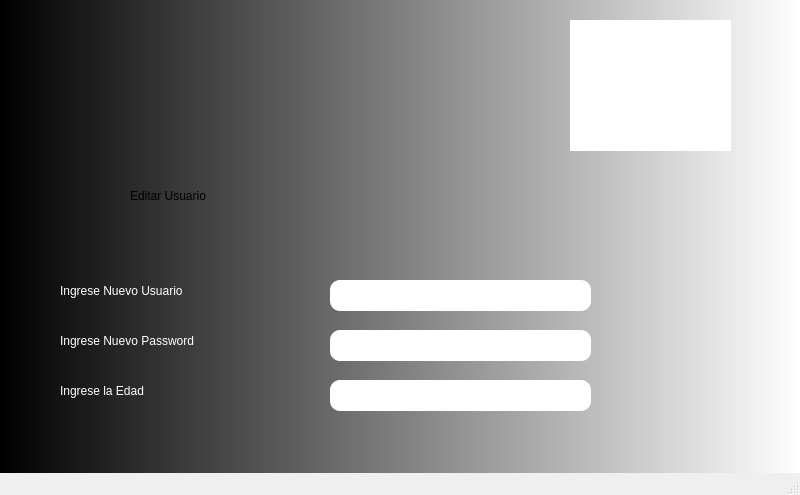
This is Fase_2/Backend/Frontend/Paginas/Editar.ui in NatalyDuarte/-EDD_2S-BatallaNaval_202001570 as Qt 5 draws it before an edit. The edited form follows.
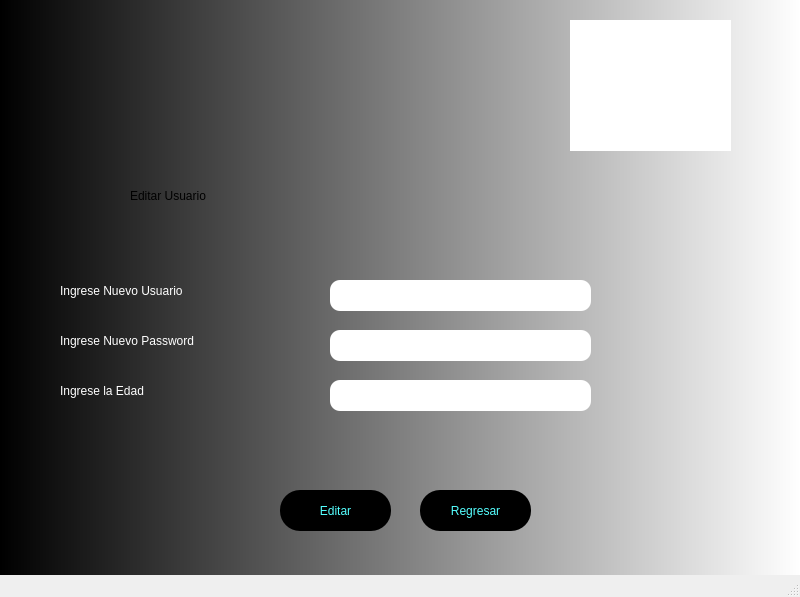
This is the edited form. Icons and pictures are not drawn.

What changed in the file:
```diff
--- a/Fase_2/Backend/Frontend/Paginas/Editar.ui
+++ b/Fase_2/Backend/Frontend/Paginas/Editar.ui
@@ -7,7 +7,7 @@
     <x>0</x>
     <y>0</y>
     <width>800</width>
-    <height>495</height>
+    <height>597</height>
    </rect>
   </property>
   <property name="windowTitle">
```
